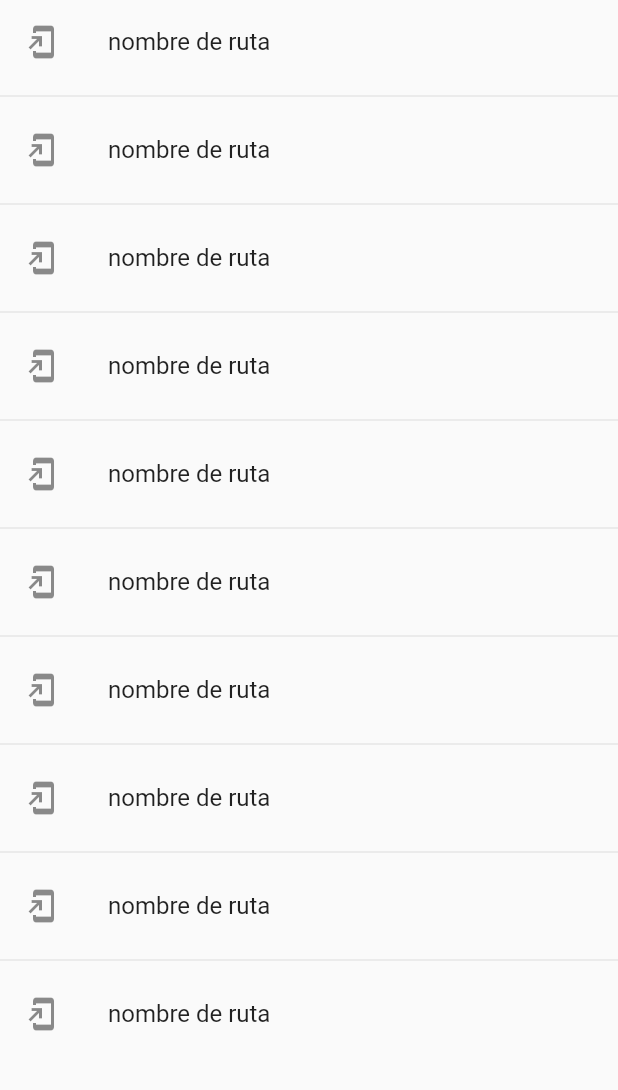
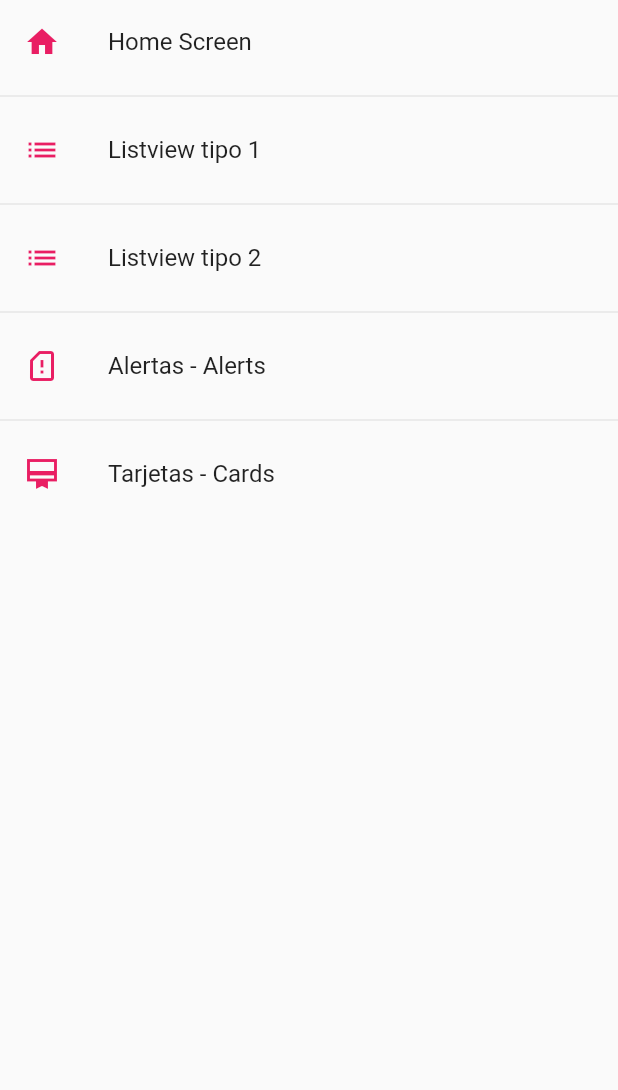
Before and after one commit to plaza94/componentes_flutter, a Flutter app: the screen it shows after launch, on a phone screen of 412 x 824 dp, the part 84-1174 px from its top. Run offline on Flutter 3.47's test engine with Material 2 defaults, Android fonts, the light colour scheme and no system bars.

Commit message:
Creacion metodo rutas

```diff
--- a/lib/main.dart
+++ b/lib/main.dart
@@ -22,7 +22,7 @@ class MyApp extends StatelessWidget {
         title: 'Material App',
         initialRoute: AppRoutes.initialRoute,
         //home: const ListView2Screen(),
-        routes: AppRoutes.routes,
+        routes: AppRoutes.getAppRoutes(),
         //rutas dinamicas
         onGenerateRoute: AppRoutes.onGenerateRoute);
   }
--- a/lib/router/app_routes.dart
+++ b/lib/router/app_routes.dart
@@ -35,13 +35,22 @@ class AppRoutes {
         screen: CardScreen()),
   ];
 
-  static Map<String, Widget Function(BuildContext)> routes = {
+  static Map<String, Widget Function(BuildContext)> getAppRoutes() {
+    Map<String, Widget Function(BuildContext)> appRoutes = {};
+
+    for (final option in menuOptions) {
+      appRoutes.addAll({option.route: (BuildContext context) => option.screen});
+    }
+    return appRoutes;
+  }
+
+  /*static Map<String, Widget Function(BuildContext)> routes = {
     'home': (BuildContext context) => const HomeScreen(),
     'listview1': (BuildContext context) => const ListView1Screen(),
     'listview2': (BuildContext context) => const ListView2Screen(),
     'alert': (BuildContext context) => const AlertScreen(),
     'card': (BuildContext context) => const CardScreen(),
-  };
+  };*/
 
   static Route<dynamic> onGenerateRoute(RouteSettings settings) {
     print(settings);
--- a/lib/screens/home_screen.dart
+++ b/lib/screens/home_screen.dart
@@ -1,4 +1,4 @@
-import 'package:fl_components/screens/screens.dart';
+import 'package:fl_components/router/app_routes.dart';
 import 'package:flutter/material.dart';
 
 class HomeScreen extends StatelessWidget {
@@ -6,24 +6,29 @@ class HomeScreen extends StatelessWidget {
 
   @override
   Widget build(BuildContext context) {
+    final menuOptions = AppRoutes.menuOptions;
+
     return Scaffold(
       appBar: AppBar(
         title: const Text('Componentes de Flutter'),
         elevation: 0,
       ),
       body: ListView.separated(
-          itemBuilder: (context, index) => ListTile(
-                title: const Text('nombre de ruta'),
-                leading: const Icon(Icons.add_to_home_screen_outlined),
+          itemBuilder: (context, i) => ListTile(
+                title: Text(menuOptions[i].name),
+                leading: Icon(
+                  menuOptions[i].icon,
+                  color: Colors.pink,
+                ),
                 onTap: () {
                   /*final route = MaterialPageRoute(
                       builder: (context) => const ListView1Screen());
                   Navigator.push(context, route);*/
-                  Navigator.pushNamed(context, 'card');
+                  Navigator.pushNamed(context, menuOptions[i].route);
                 },
               ),
           separatorBuilder: (_, __) => const Divider(),
-          itemCount: 10),
+          itemCount: menuOptions.length),
     );
   }
 }
```
